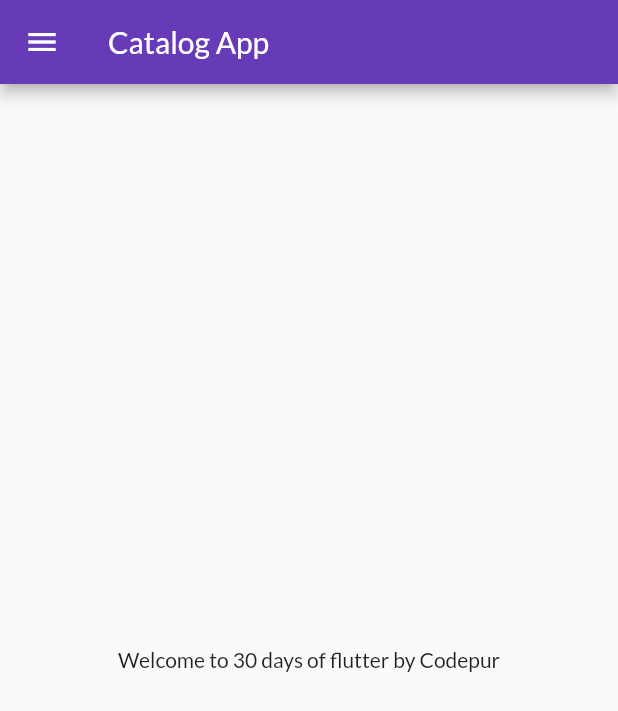
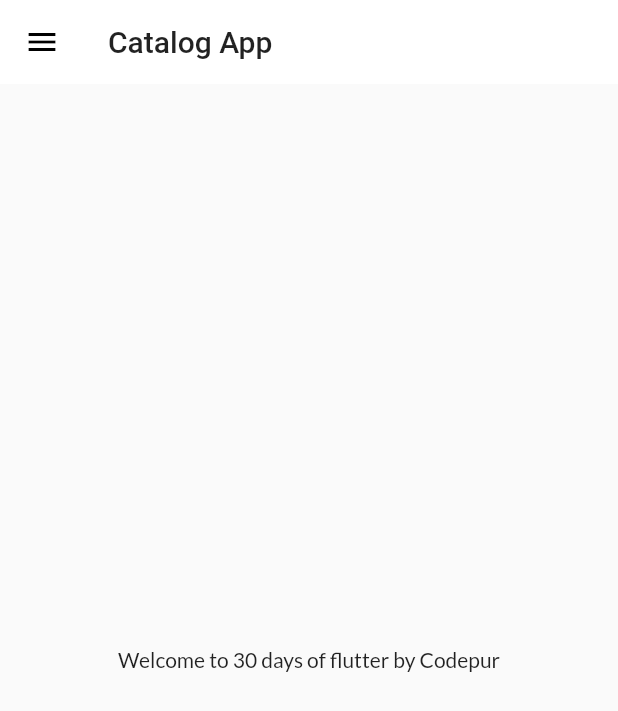
Before and after one commit to exanwar/30DaysOfFlutter, a Flutter app: the screen it shows after launch, on a phone screen of 412 x 824 dp. Shown: the top 711 px of the screen. Run offline on Flutter 3.47's test engine with Material 2 defaults, Android fonts, the phone set to English and light mode, and no system bars; our stand-ins replace flutter_svg, google_fonts.

Commit message:
day 10 complete

```diff
--- a/lib/main.dart
+++ b/lib/main.dart
@@ -4,6 +4,7 @@ import 'package:mtechviral/pages/home_page.dart';
 import 'package:mtechviral/pages/login_page.dart';
 import 'package:google_fonts/google_fonts.dart';
 import 'package:mtechviral/utils/routes.dart';
+import 'package:mtechviral/widgets/themes.dart';
 
 void main() {
   SystemChrome.setSystemUIOverlayStyle(
@@ -36,12 +37,10 @@ class MyApp extends StatelessWidget {
       themeMode: ThemeMode.light,
 
       //For Light Theme
-      theme: ThemeData(
-          primarySwatch: Colors.deepPurple,
-          fontFamily: GoogleFonts.lato().fontFamily),
+      theme: MyTheme.lightTheme(context),
 
       //for Dark Theme Mode
-      darkTheme: ThemeData(brightness: Brightness.dark),
+      darkTheme: MyTheme.darkTheme(context),
       initialRoute: MyRoutes.homeRoute,
       routes: {
         MyRoutes.loginRoute: (context) => LoginPage(),
--- a/lib/pages/home_page.dart
+++ b/lib/pages/home_page.dart
@@ -12,7 +12,7 @@ class HomePage extends StatelessWidget {
             brightness:
                 (MediaQuery.of(context).platformBrightness == Brightness.dark)
                     ? Brightness.light
-                    : Brightness.dark,
+                    : null,
             title: Text('Catalog App')),
         body: Center(
           child: Container(
--- /dev/null
+++ b/lib/widgets/themes.dart
@@ -0,0 +1,18 @@
+import 'package:flutter/material.dart';
+import 'package:google_fonts/google_fonts.dart';
+
+class MyTheme {
+  static ThemeData lightTheme(BuildContext context) => ThemeData(
+        primarySwatch: Colors.deepPurple,
+        fontFamily: GoogleFonts.lato().fontFamily,
+        appBarTheme: AppBarTheme(
+            color: Colors.white,
+            elevation: 0,
+            iconTheme: IconThemeData(color: Colors.black),
+            textTheme: Theme.of(context).textTheme),
+      );
+
+  static ThemeData darkTheme(BuildContext context) => ThemeData(
+        brightness: Brightness.dark,
+      );
+}
```
Also changed, not shown: lib/models/catalog.dart (added, +27 -0 lines).
